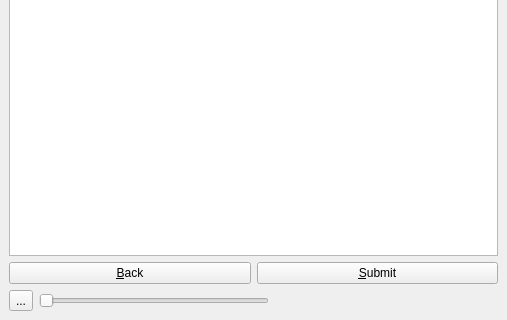
This is src/templates/dictation/dictationsimulator.ui in BuildmLearn/BuildmLearn-Toolkit as Qt 5 draws it before an edit; both pictures show x 0 to 507 and y 211 to 531 of the 507 by 531 pixel window. The edited form follows.
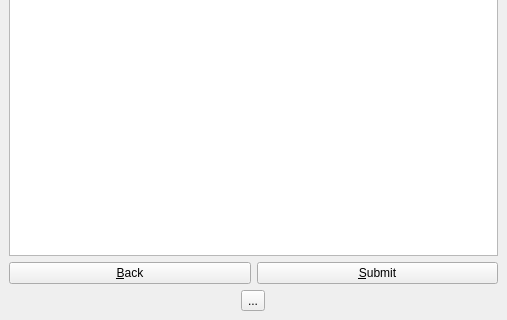
This is the edited form. Custom widgets are drawn as their Qt base class.

What changed in the file:
```diff
--- a/src/templates/dictation/dictationsimulator.ui
+++ b/src/templates/dictation/dictationsimulator.ui
@@ -244,13 +244,6 @@
        </item>
        <item>
         <layout class="QGridLayout" name="gridLayout_2">
-         <item row="0" column="1">
-          <widget class="QSlider" name="m_sliderPlay">
-           <property name="orientation">
-            <enum>Qt::Horizontal</enum>
-           </property>
-          </widget>
-         </item>
          <item row="0" column="0">
           <widget class="PlainToolButton" name="m_btnPlayPause">
            <property name="toolTip">
@@ -267,19 +260,6 @@
            </property>
           </widget>
          </item>
-         <item row="0" column="2">
-          <spacer name="horizontalSpacer_5">
-           <property name="orientation">
-            <enum>Qt::Horizontal</enum>
-           </property>
-           <property name="sizeHint" stdset="0">
-            <size>
-             <width>40</width>
-             <height>20</height>
-            </size>
-           </property>
-          </spacer>
-         </item>
         </layout>
        </item>
       </layout>
```
Left out of the diff: 16 changed lines with no effect on the pictures.
